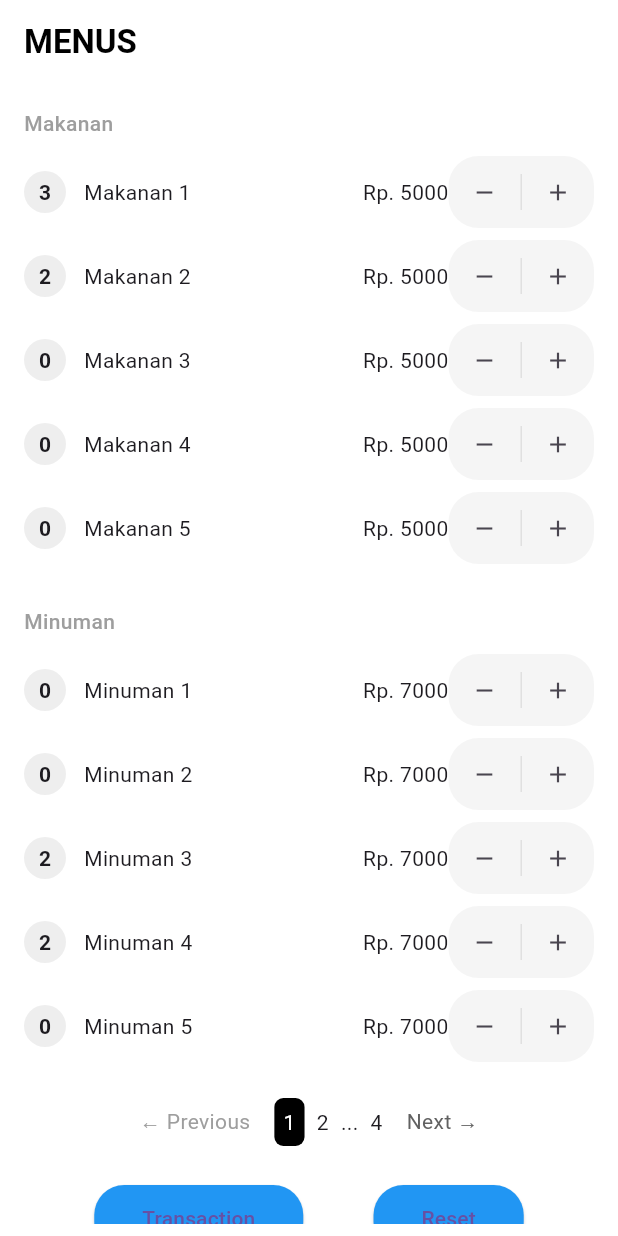
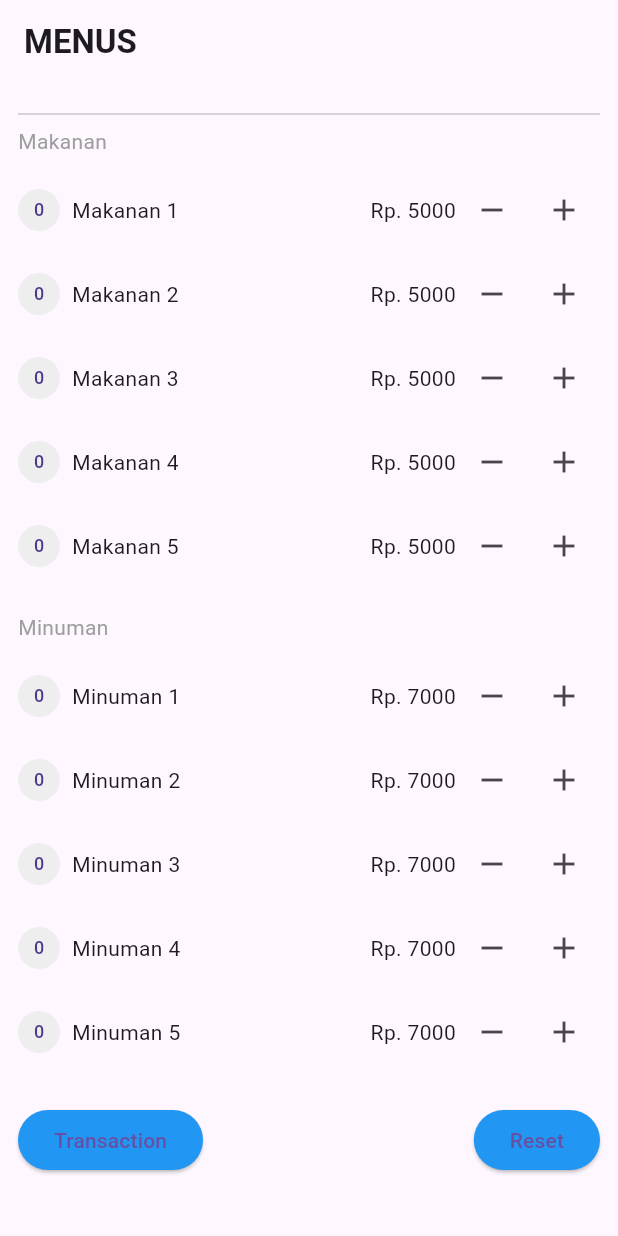
Before and after one commit to rendraganz/mini_project_selatan, a Flutter app: the screen it shows after launch, on a phone screen of 412 x 824 dp. Run offline on Flutter 3.47's test engine with Material 3 defaults, Android fonts, the phone set to English and light mode, and no system bars.

Commit message:
menu page edit 0.2

```diff
--- a/lib/menu_page.dart
+++ b/lib/menu_page.dart
@@ -1,12 +1,4 @@
 import 'package:flutter/material.dart';
-
-class MenuItem {
-  String name;
-  int price;
-  int qty;
-
-  MenuItem({required this.name, required this.price, this.qty = 0});
-}
 
 class MenuPage extends StatefulWidget {
   const MenuPage({super.key});
@@ -16,203 +8,144 @@ class MenuPage extends StatefulWidget {
 }
 
 class _MenuPageState extends State<MenuPage> {
-  List<MenuItem> makanan = [
-    MenuItem(name: "Makanan 1", price: 5000, qty: 3),
-    MenuItem(name: "Makanan 2", price: 5000, qty: 2),
-    MenuItem(name: "Makanan 3", price: 5000),
-    MenuItem(name: "Makanan 4", price: 5000),
-    MenuItem(name: "Makanan 5", price: 5000),
-  ];
+  List<int> makananCount = [0, 0, 0, 0, 0];
+  List<int> minumanCount = [0, 0, 0, 0, 0];
 
-  List<MenuItem> minuman = [
-    MenuItem(name: "Minuman 1", price: 7000),
-    MenuItem(name: "Minuman 2", price: 7000),
-    MenuItem(name: "Minuman 3", price: 7000, qty: 2),
-    MenuItem(name: "Minuman 4", price: 7000, qty: 2),
-    MenuItem(name: "Minuman 5", price: 7000),
-  ];
+  void resetPesanan() {
+    setState(() {
+      makananCount = List.filled(makananCount.length, 0);
+      minumanCount = List.filled(minumanCount.length, 0);
+    });
+  }
 
-  Widget buildMenuList(String title, List<MenuItem> items) {
-    return Column(
-      crossAxisAlignment: CrossAxisAlignment.start,
-      children: [
-        Padding(
-          padding: const EdgeInsets.symmetric(vertical: 8),
-          child: Text(
-            title,
-            style: const TextStyle(
-              fontSize: 14,
-              fontWeight: FontWeight.w500,
-              color: Colors.grey,
-            ),
-          ),
-        ),
-        ...items.map(
-          (item) => Padding(
-            padding: const EdgeInsets.symmetric(vertical: 4),
-            child: Row(
-              children: [
-                // qty box
-                Container(
-                  width: 28,
-                  height: 28,
-                  decoration: BoxDecoration(
-                    borderRadius: BorderRadius.circular(20),
-                    color: Colors.grey.shade200,
-                  ),
-                  child: Center(
-                    child: Text(
-                      item.qty.toString(),
-                      style: const TextStyle(fontWeight: FontWeight.bold),
-                    ),
-                  ),
-                ),
-                const SizedBox(width: 12),
+  void tambahMakanan(int index) {
+    setState(() {
+      makananCount[index]++;
+    });
+  }
 
-                // name & price
-                Expanded(
-                  child: Row(
-                    mainAxisAlignment: MainAxisAlignment.spaceBetween,
-                    children: [
-                      Text(item.name,
-                          style: const TextStyle(fontSize: 14)),
-                      Text("Rp. ${item.price}",
-                          style: const TextStyle(fontSize: 14)),
-                    ],
-                  ),
-                ),
+  void kurangMakanan(int index) {
+    setState(() {
+      if (makananCount[index] > 0) makananCount[index]--;
+    });
+  }
 
-                // action buttons
-                Container(
-                  decoration: BoxDecoration(
-                    borderRadius: BorderRadius.circular(20),
-                    color: Colors.grey.shade100,
-                  ),
-                  child: Row(
-                    children: [
-                      IconButton(
-                        icon: const Icon(Icons.remove, size: 18),
-                        onPressed: () {
-                          setState(() {
-                            if (item.qty > 0) item.qty--;
-                          });
-                        },
-                      ),
-                      Container(
-                        width: 1,
-                        height: 24,
-                        color: Colors.grey.shade300,
-                      ),
-                      IconButton(
-                        icon: const Icon(Icons.add, size: 18),
-                        onPressed: () {
-                          setState(() {
-                            item.qty++;
-                          });
-                        },
-                      ),
-                    ],
-                  ),
-                ),
-              ],
-            ),
-          ),
-        ),
-      ],
-    );
+  void tambahMinuman(int index) {
+    setState(() {
+      minumanCount[index]++;
+    });
+  }
+
+  void kurangMinuman(int index) {
+    setState(() {
+      if (minumanCount[index] > 0) minumanCount[index]--;
+    });
   }
 
   @override
   Widget build(BuildContext context) {
     return Scaffold(
-      backgroundColor: Colors.white,
       appBar: AppBar(
-        backgroundColor: Colors.white,
-        elevation: 0,
-        title: const Text(
-          "MENUS",
-          style: TextStyle(
-            fontWeight: FontWeight.bold,
-            color: Colors.black,
-          ),
-        ),
+        title: const Text("MENUS", style: TextStyle(fontWeight: FontWeight.bold)),
       ),
       body: Padding(
-        padding: const EdgeInsets.symmetric(horizontal: 16, vertical: 8),
+        padding: const EdgeInsets.all(12.0),
         child: SingleChildScrollView(
           child: Column(
             crossAxisAlignment: CrossAxisAlignment.start,
             children: [
-              buildMenuList("Makanan", makanan),
+              const Divider(),
+              const Text("Makanan", style: TextStyle(color: Colors.grey)),
+              const SizedBox(height: 8),
+              for (int i = 0; i < makananCount.length; i++)
+                buildItemRow(
+                  title: "Makanan ${i + 1}",
+                  price: "Rp. 5000",
+                  count: makananCount[i],
+                  onAdd: () => tambahMakanan(i),
+                  onRemove: () => kurangMakanan(i),
+                ),
               const SizedBox(height: 16),
-              buildMenuList("Minuman", minuman),
+              const Text("Minuman", style: TextStyle(color: Colors.grey)),
+              const SizedBox(height: 8),
+              for (int i = 0; i < minumanCount.length; i++)
+                buildItemRow(
+                  title: "Minuman ${i + 1}",
+                  price: "Rp. 7000",
+                  count: minumanCount[i],
+                  onAdd: () => tambahMinuman(i),
+                  onRemove: () => kurangMinuman(i),
+                ),
               const SizedBox(height: 20),
-
-              // pagination
               Row(
-                mainAxisAlignment: MainAxisAlignment.center,
-                children: [
-                  Text("← Previous",
-                      style: TextStyle(color: Colors.grey.shade500)),
-                  const SizedBox(width: 16),
-                  Container(
-                    padding: const EdgeInsets.all(6),
-                    decoration: BoxDecoration(
-                      borderRadius: BorderRadius.circular(6),
-                      color: Colors.black,
-                    ),
-                    child: const Text(
-                      "1",
-                      style: TextStyle(color: Colors.white),
-                    ),
-                  ),
-                  const SizedBox(width: 8),
-                  const Text("2"),
-                  const SizedBox(width: 8),
-                  const Text("..."),
-                  const SizedBox(width: 8),
-                  const Text("4"),
-                  const SizedBox(width: 16),
-                  Text("Next →",
-                      style: TextStyle(color: Colors.grey.shade700)),
-                ],
-              ),
-              const SizedBox(height: 24),
-
-              // buttons
-              Row(
-                mainAxisAlignment: MainAxisAlignment.spaceEvenly,
+                mainAxisAlignment: MainAxisAlignment.spaceBetween,
                 children: [
                   ElevatedButton(
+                    onPressed: () {
+                      // Transaction function nanti dihubungkan
+                    },
                     style: ElevatedButton.styleFrom(
                       backgroundColor: Colors.blue,
-                      padding: const EdgeInsets.symmetric(
-                          horizontal: 32, vertical: 12),
-                      shape: RoundedRectangleBorder(
-                        borderRadius: BorderRadius.circular(20),
-                      ),
+                      shape: const StadiumBorder(),
                     ),
-                    onPressed: () {},
                     child: const Text("Transaction"),
                   ),
                   ElevatedButton(
+                    onPressed: resetPesanan,
                     style: ElevatedButton.styleFrom(
                       backgroundColor: Colors.blue,
-                      padding: const EdgeInsets.symmetric(
-                          horizontal: 32, vertical: 12),
-                      shape: RoundedRectangleBorder(
-                        borderRadius: BorderRadius.circular(20),
-                      ),
+                      shape: const StadiumBorder(),
                     ),
-                    onPressed: () {},
                     child: const Text("Reset"),
                   ),
                 ],
-              )
+              ),
             ],
           ),
         ),
       ),
     );
   }
+
+  // Widget untuk 1 row item
+  Widget buildItemRow({
+    required String title,
+    required String price,
+    required int count,
+    required VoidCallback onAdd,
+    required VoidCallback onRemove,
+  }) {
+    return Padding(
+      padding: const EdgeInsets.symmetric(vertical: 4.0),
+      child: Row(
+        mainAxisAlignment: MainAxisAlignment.spaceBetween,
+        children: [
+          CircleAvatar(
+            radius: 14,
+            backgroundColor: Colors.grey.shade200,
+            child: Text("$count", style: const TextStyle(fontSize: 12)),
+          ),
+          Expanded(
+            child: Padding(
+              padding: const EdgeInsets.symmetric(horizontal: 8.0),
+              child: Text(title),
+            ),
+          ),
+          Text(price),
+          Row(
+            children: [
+              IconButton(
+                icon: const Icon(Icons.remove),
+                onPressed: onRemove,
+              ),
+              IconButton(
+                icon: const Icon(Icons.add),
+                onPressed: onAdd,
+              ),
+            ],
+          ),
+        ],
+      ),
+    );
+  }
 }
```
